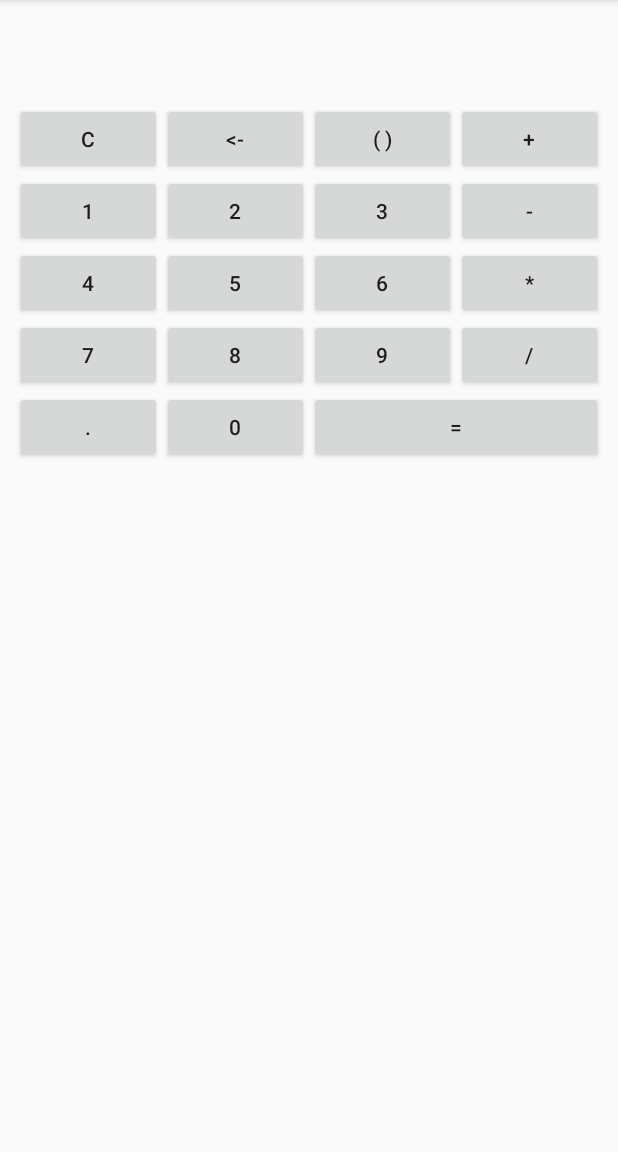
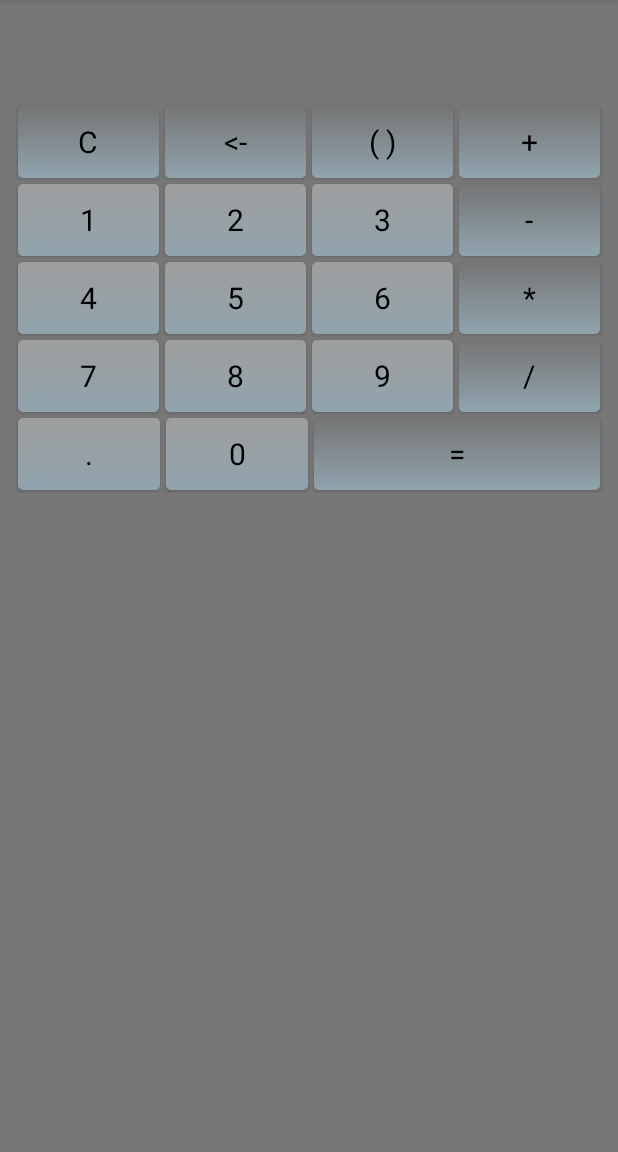
Before and after one commit to climerman/calcuroid1, an Android app: the screen it shows after launch (CalculatorActivity), on a phone screen of 412 x 824 dp, the part 84-1236 px from its top. Run offline under Robolectric (Android 15) with nearby library versions, the phone set to English and light mode, and no system bars; our stand-ins replace data binding; libraries missing offline, so code that uses them is left out: org.parceler.

Commit message:
Tegin valmis mingisuguse cheesy stiili. Kunstiandest jääb ilmselt vajaka.
TODO:
*Indikaator, mis operaator(tehe) parasjagu aktiivne on. Teostan kas stiiliga(st vajutatud nupp jääb teistest erinev) või lisa textview, mis näitab mis tehe pooleli on.
*Sulgude süsteem(hetkel see nupp ei funka)
*Komanupu enabled binding - hetkel tänu sellele koma enabled staatus ei lähe orientatsiooni vahetusel üle. (BUG)

DONE:
*Stiilid
*Layout külili
*Databinding
*Basic kalkulaatori loogikamootor(mCalcService)

```diff
--- /dev/null
+++ b/app/src/main/res/drawable/button_action.xml
@@ -0,0 +1,7 @@
+<?xml version="1.0" encoding="utf-8"?>
+<selector xmlns:android="http://schemas.android.com/apk/res/android">
+    <item android:drawable="@drawable/button_action_default"
+        android:state_pressed="false"/>
+    <item android:drawable="@drawable/button_action_pressed"
+        android:state_pressed="true"/>
+</selector>
--- /dev/null
+++ b/app/src/main/res/drawable/button_action_default.xml
@@ -0,0 +1,9 @@
+<?xml version="1.0" encoding="utf-8"?>
+<shape xmlns:android="http://schemas.android.com/apk/res/android"
+    android:shape="rectangle">
+    <corners android:radius="3dp"/>
+    <gradient
+        android:angle="90"
+        android:endColor="#757575"
+        android:startColor="#90a4ae"/>
+</shape>
--- /dev/null
+++ b/app/src/main/res/drawable/button_action_pressed.xml
@@ -0,0 +1,8 @@
+<?xml version="1.0" encoding="utf-8"?>
+<shape xmlns:android="http://schemas.android.com/apk/res/android"
+    android:shape="oval">
+    <gradient
+        android:angle="90"
+        android:endColor="#9e9e9e"
+        android:startColor="#90a4ae"/>
+</shape>
--- /dev/null
+++ b/app/src/main/res/drawable/button_number.xml
@@ -0,0 +1,9 @@
+<?xml version="1.0" encoding="utf-8"?>
+<selector xmlns:android="http://schemas.android.com/apk/res/android">
+    <item android:drawable="@drawable/button_number_default"
+        android:state_pressed="false" android:state_enabled="true"/>
+    <item android:drawable="@drawable/button_number_pressed"
+        android:state_pressed="true" android:state_enabled="true"/>
+    <item android:drawable="@drawable/button_number_disabled"
+        android:state_enabled="false"/>
+</selector>
--- /dev/null
+++ b/app/src/main/res/drawable/button_number_default.xml
@@ -0,0 +1,9 @@
+<?xml version="1.0" encoding="utf-8"?>
+<shape xmlns:android="http://schemas.android.com/apk/res/android"
+    android:shape="rectangle">
+    <corners android:radius="3dp" />
+    <gradient
+        android:angle="90"
+        android:endColor="#9e9e9e"
+        android:startColor="#90a4ae"/>
+</shape>
--- /dev/null
+++ b/app/src/main/res/drawable/button_number_disabled.xml
@@ -0,0 +1,8 @@
+<?xml version="1.0" encoding="utf-8"?>
+<shape xmlns:android="http://schemas.android.com/apk/res/android">
+    <corners android:radius="3dp" />
+    <gradient
+        android:angle="90"
+        android:endColor="#559e9e9e"
+        android:startColor="#5590a4ae"/>
+</shape>
--- /dev/null
+++ b/app/src/main/res/drawable/button_number_pressed.xml
@@ -0,0 +1,8 @@
+<?xml version="1.0" encoding="utf-8"?>
+<shape xmlns:android="http://schemas.android.com/apk/res/android"
+    android:shape="oval">
+    <gradient
+        android:angle="90"
+        android:endColor="#CCFFFFFF"
+        android:startColor="#CCFFFFFF"/>
+</shape>
--- a/app/src/main/res/layout-port/layout_port.xml
+++ b/app/src/main/res/layout-port/layout_port.xml
@@ -39,28 +39,32 @@
             android:layout_height="wrap_content"
             android:text="@string/ButtonClear"
             android:id="@+id/buttonClear"
-            android:layout_weight="1"/>
+            android:layout_weight="1"
+            style="@style/button_action"/>
 
         <Button
             android:layout_width="0px"
             android:layout_height="wrap_content"
             android:text="@string/ButtonDelete"
             android:id="@+id/buttonDelete"
-            android:layout_weight="1"/>
+            android:layout_weight="1"
+            style="@style/button_action"/>
 
         <Button
             android:layout_width="0px"
             android:layout_height="wrap_content"
             android:text="@string/ButtonBrackets"
             android:id="@+id/buttonBrackets"
-            android:layout_weight="1"/>
+            android:layout_weight="1"
+            style="@style/button_action"/>
 
         <Button
             android:layout_width="0px"
             android:layout_height="wrap_content"
             android:text="@string/ButtonAdd"
             android:id="@+id/buttonAdd"
-            android:layout_weight="1"/>
+            android:layout_weight="1"
+            style="@style/button_action"/>
     </LinearLayout>
 
     <LinearLayout
@@ -74,28 +78,32 @@
             android:layout_height="wrap_content"
             android:text="@string/Button1"
             android:id="@+id/button1"
-            android:layout_weight="1"/>
+            android:layout_weight="1"
+            style="@style/button_number"/>
 
         <Button
             android:layout_width="0px"
             android:layout_height="wrap_content"
             android:text="@string/Button2"
             android:id="@+id/button2"
-            android:layout_weight="1"/>
+            android:layout_weight="1"
+            style="@style/button_number"/>
 
         <Button
             android:layout_width="0px"
             android:layout_height="wrap_content"
             android:text="@string/Button3"
             android:id="@+id/button3"
-            android:layout_weight="1"/>
+            android:layout_weight="1"
+            style="@style/button_number"/>
 
         <Button
             android:layout_width="0px"
             android:layout_height="wrap_content"
             android:text="@string/ButtonSubtract"
             android:id="@+id/buttonSubtract"
-            android:layout_weight="1"/>
+            android:layout_weight="1"
+            style="@style/button_action"/>
     </LinearLayout>
 
     <LinearLayout
@@ -109,28 +117,32 @@
             android:layout_height="wrap_content"
             android:text="@string/Button4"
             android:id="@+id/button4"
-            android:layout_weight="1"/>
+            android:layout_weight="1"
+            style="@style/button_number"/>
 
         <Button
             android:layout_width="0px"
             android:layout_height="wrap_content"
             android:text="@string/Button5"
             android:id="@+id/button5"
-            android:layout_weight="1"/>
+            android:layout_weight="1"
+            style="@style/button_number"/>
 
         <Button
             android:layout_width="0px"
             android:layout_height="wrap_content"
             android:text="@string/Button6"
             android:id="@+id/button6"
-            android:layout_weight="1"/>
+            android:layout_weight="1"
+            style="@style/button_number"/>
 
         <Button
             android:layout_width="0px"
             android:layout_height="wrap_content"
             android:text="@string/ButtonMultiply"
             android:id="@+id/buttonMultiply"
-            android:layout_weight="1"/>
+            android:layout_weight="1"
+            style="@style/button_action"/>
     </LinearLayout>
 
     <LinearLayout
@@ -144,28 +156,32 @@
             android:layout_height="wrap_content"
             android:text="@string/Button7"
             android:id="@+id/button7"
-            android:layout_weight="1"/>
+            android:layout_weight="1"
+            style="@style/button_number"/>
 
         <Button
             android:layout_width="0px"
             android:layout_height="wrap_content"
             android:text="@string/Button8"
             android:id="@+id/button8"
-            android:layout_weight="1"/>
+            android:layout_weight="1"
+            style="@style/button_number"/>
 
         <Button
             android:layout_width="0px"
             android:layout_height="wrap_content"
             android:text="@string/Button9"
             android:id="@+id/button9"
-            android:layout_weight="1"/>
+            android:layout_weight="1"
+            style="@style/button_number"/>
 
         <Button
             android:layout_width="0px"
             android:layout_height="wrap_content"
             android:text="@string/ButtonDivide"
             android:id="@+id/buttonDivide"
-            android:layout_weight="1"/>
+            android:layout_weight="1"
+            style="@style/button_action"/>
 
     </LinearLayout>
 
@@ -182,21 +198,24 @@
             android:text="@string/ButtonComma"
             android:id="@+id/buttonComma"
             android:enabled="true"
-            android:layout_weight="1"/>
+            android:layout_weight="1"
+            style="@style/button_number"/>
 
         <Button
             android:layout_width="0px"
             android:layout_height="wrap_content"
             android:text="@string/Button0"
             android:id="@+id/button0"
-            android:layout_weight="1"/>
+            android:layout_weight="1"
+            style="@style/button_number"/>
 
         <Button
             android:layout_width="0px"
             android:layout_height="wrap_content"
             android:text="@string/ButtonEquals"
             android:id="@+id/buttonEquals"
-            android:layout_weight="2"/>
+            android:layout_weight="2"
+            style="@style/button_action"/>
     </LinearLayout>
 
 </LinearLayout>
--- a/app/src/main/res/values/colors.xml
+++ b/app/src/main/res/values/colors.xml
@@ -3,4 +3,5 @@
     <color name="colorPrimary">#3F51B5</color>
     <color name="colorPrimaryDark">#303F9F</color>
     <color name="colorAccent">#FF4081</color>
+    <color name="colorBackground">#777777</color>
 </resources>
--- a/app/src/main/res/values/styles.xml
+++ b/app/src/main/res/values/styles.xml
@@ -1,11 +1,32 @@
+<?xml version="1.0" encoding="utf-8"?>
 <resources>
-
     <!-- Base application theme. -->
     <style name="AppTheme" parent="Theme.AppCompat.Light.DarkActionBar">
         <!-- Customize your theme here. -->
         <item name="colorPrimary">@color/colorPrimary</item>
         <item name="colorPrimaryDark">@color/colorPrimaryDark</item>
         <item name="colorAccent">@color/colorAccent</item>
+        <item name="android:colorBackground">@color/colorBackground</item>
     </style>
 
+    <style name="input_text" parent="@android:style/Widget.TextView">
+        <item name="android:textSize">25sp</item>
+        <item name="android:textColor">#000000</item>
+    </style>
+
+    <style name="button_number" parent="@android:style/Widget.Button">
+        <item name="android:background">@drawable/button_number</item>
+        <item name="android:textColor">#000000</item>
+        <item name="android:textSize">20sp</item>
+        <item name="android:layout_margin">2dp</item>
+        <item name="android:padding">2dp</item>
+    </style>
+
+    <style name="button_action" parent="@android:style/Widget.Button">
+        <item name="android:background">@drawable/button_action</item>
+        <item name="android:textColor">#000000</item>
+        <item name="android:textSize">20sp</item>
+        <item name="android:layout_margin">2dp</item>
+        <item name="android:padding">2dp</item>
+    </style>
 </resources>
```
Also changed, not shown: app/src/main/res/layout-land/layout_land.xml (+38 -19 lines).
